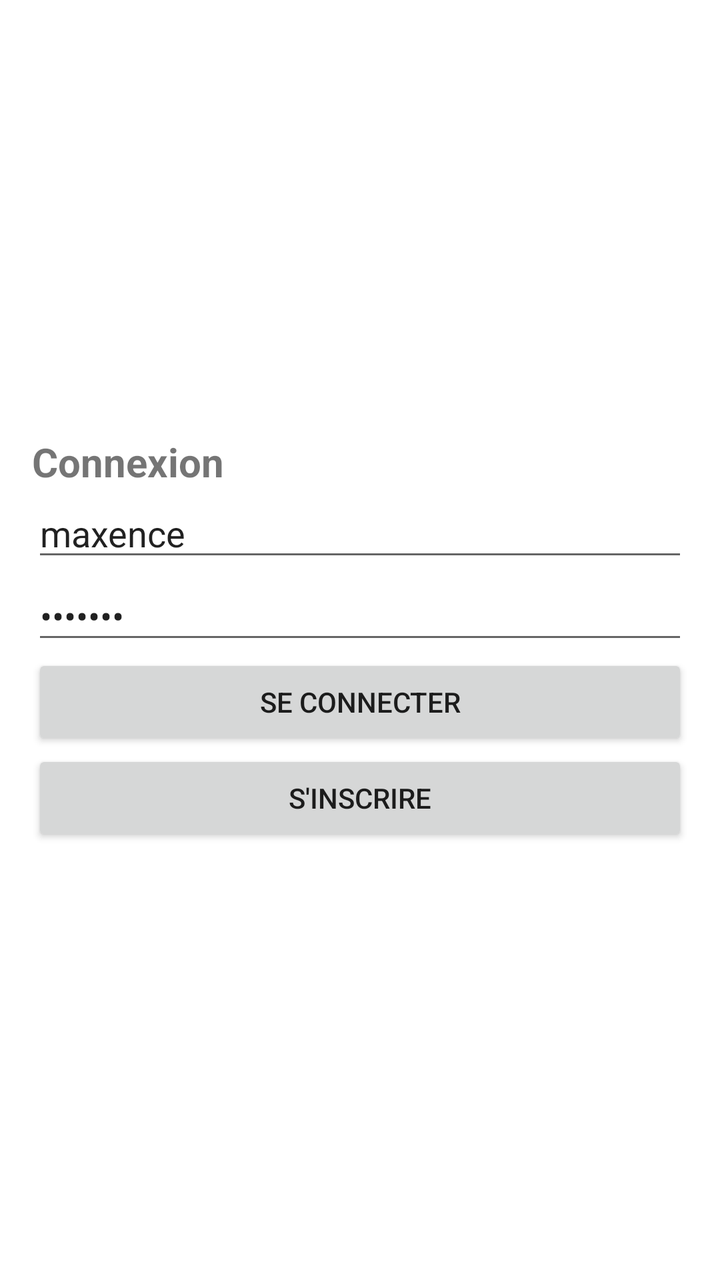
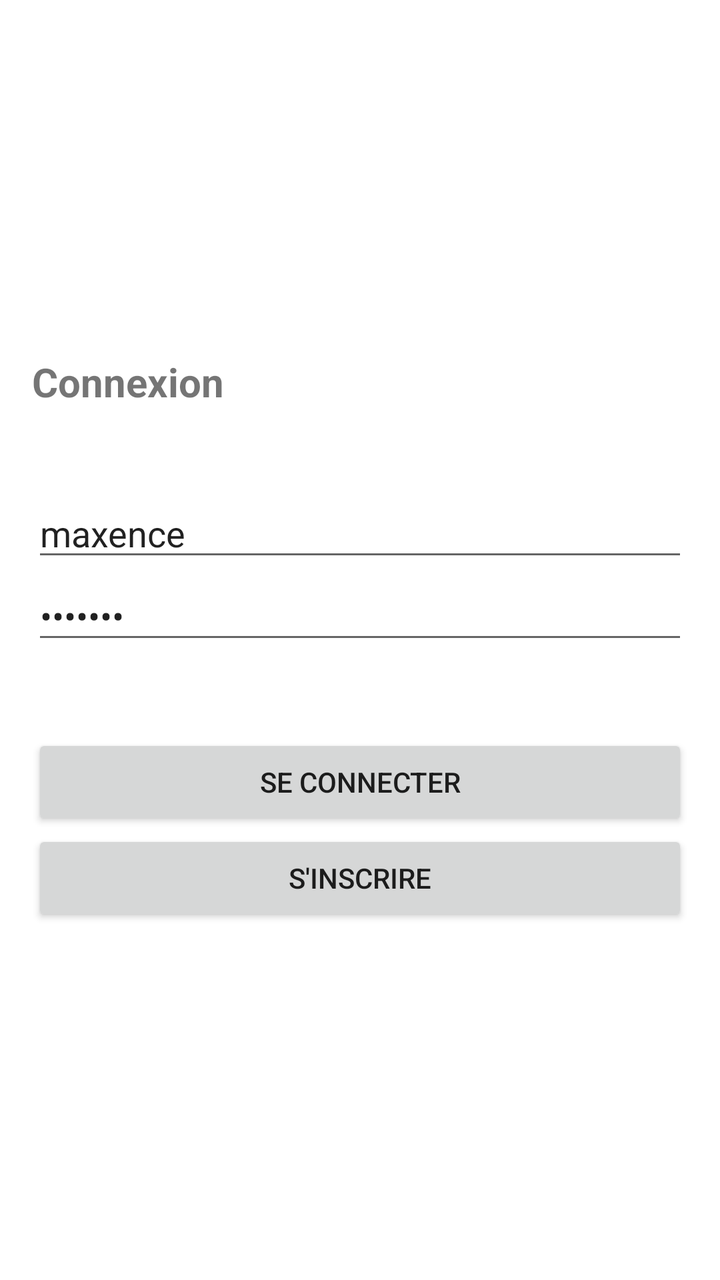

Two renders of the same Android screen: before a commit and after it. Below are the layout's source before the change and the commit's diff.
<!-- AndroidManifest.xml: application theme Theme.Domotics -->
<!-- res/layout/activity_login.xml -->
<?xml version="1.0" encoding="utf-8"?>
<androidx.constraintlayout.widget.ConstraintLayout xmlns:android="http://schemas.android.com/apk/res/android"
    xmlns:app="http://schemas.android.com/apk/res-auto"
    xmlns:tools="http://schemas.android.com/tools"
    android:layout_width="match_parent"
    android:layout_height="match_parent">

    <LinearLayout
        android:id="@+id/linearLayoutLogin"
        android:layout_width="match_parent"
        android:layout_height="wrap_content"
        android:layout_marginStart="16dp"
        android:layout_marginEnd="16dp"
        android:orientation="vertical"
        app:layout_constraintBottom_toBottomOf="parent"
        app:layout_constraintEnd_toEndOf="parent"
        app:layout_constraintStart_toStartOf="parent"
        app:layout_constraintTop_toTopOf="parent">

        <TextView
            android:id="@+id/textView"
            android:layout_width="match_parent"
            android:layout_height="wrap_content"
            android:text="Connexion"
            android:textSize="20sp"
            android:textStyle="bold" />

        <EditText
            android:id="@+id/editTextLoginLogin"
            android:layout_width="match_parent"
            android:layout_height="wrap_content"
            android:ems="10"
            android:hint="Identifiant"
            android:inputType="text"
            android:text="maxence" />

        <EditText
            android:id="@+id/editTextLoginPassword"
            android:layout_width="match_parent"
            android:layout_height="wrap_content"
            android:ems="10"
            android:hint="Mot de passe"
            android:inputType="textPassword"
            android:text="maxence" />

        <Button
            android:id="@+id/btnTryLogin"
            android:layout_width="match_parent"
            android:layout_height="wrap_content"
            android:layout_marginStart="0dp"
            android:layout_marginEnd="0dp"
            android:onClick="login"
            android:text="@string/button_connect" />

        <Button
            android:id="@+id/btnGotoRegister"
            android:layout_width="match_parent"
            android:layout_height="wrap_content"
            android:layout_marginStart="0dp"
            android:layout_marginEnd="0dp"
            android:onClick="goToRegister"
            android:text="@string/button_register" />
    </LinearLayout>

</androidx.constraintlayout.widget.ConstraintLayout>
<!-- resources referenced by this layout -->
<resources>
  <string name="button_connect">Se connecter</string>
  <string name="button_register">S\'inscrire</string>
  <style name="Theme.Domotics" parent="Theme.MaterialComponents.DayNight.DarkActionBar">
          
          <item name="colorPrimary">@color/purple_500</item>
          <item name="colorPrimaryVariant">@color/purple_700</item>
          <item name="colorOnPrimary">@color/white</item>
          
          <item name="colorSecondary">@color/teal_200</item>
          <item name="colorSecondaryVariant">@color/teal_700</item>
          <item name="colorOnSecondary">@color/black</item>
          
          <item name="android:statusBarColor">?attr/colorPrimaryVariant</item>
          
      </style>
  <color name="purple_500">#FF6200EE</color>
  <color name="purple_700">#FF3700B3</color>
  <color name="white">#FFFFFFFF</color>
  <color name="teal_200">#FF03DAC5</color>
  <color name="teal_700">#FF018786</color>
  <color name="black">#FF000000</color>
</resources>

<!-- the commit's change to res/layout/activity_login.xml (unified diff, before → after) -->
@@ -25,6 +25,10 @@
             android:textSize="20sp"
             android:textStyle="bold" />
 
+        <Space
+            android:layout_width="match_parent"
+            android:layout_height="40dp" />
+
         <EditText
             android:id="@+id/editTextLoginLogin"
             android:layout_width="match_parent"
@@ -42,6 +46,15 @@
             android:hint="Mot de passe"
             android:inputType="textPassword"
             android:text="maxence" />
+
+        <Space
+            android:layout_width="match_parent"
+            android:layout_height="20dp" />
+
+        <TextView
+            android:id="@+id/textViewLoginError"
+            android:layout_width="match_parent"
+            android:layout_height="20dp" />
 
         <Button
             android:id="@+id/btnTryLogin"
